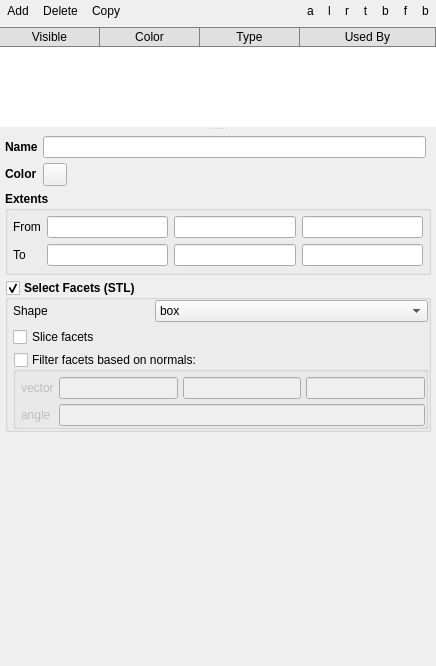
This is mfixgui/uifiles/regions.ui in truongd8593/mfix as Qt 5 draws it before an edit. The edited form follows.
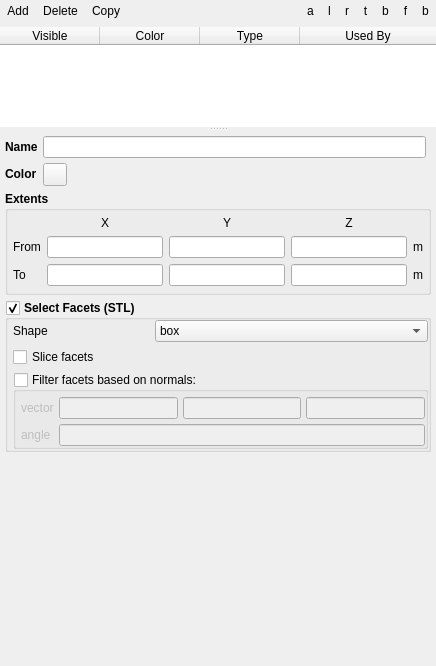
This is the edited form. Custom widgets are drawn as their Qt base class.

Commit message: changed filter loc on new, added tutorial thumbnails on help, add x,y,z to regions, updated tfm tutorial

Diff of the .ui file:
```diff
--- a/mfixgui/uifiles/regions.ui
+++ b/mfixgui/uifiles/regions.ui
@@ -227,36 +227,7 @@
           </size>
          </property>
          <property name="styleSheet">
-          <string notr="true">QTableView{
-  selection-background-color: #64B5F6;
-  selection-color: white;
-}
-
-QTableCornerButton::section{
-  border-style: none;
-  border: 1px solid grey;
-  background-color: #E0E0E0;
-}
-
-QHeaderView{
-  background-color: white;
-}
-
-QHeaderView::section{
-  background-color: #E0E0E0;
-  border-style: none;
-  border-right: 1px solid grey;
-  border-bottom: 1px solid grey;
-}
-
-QHeaderView::section:horizontal{
-  border-top: 1px solid grey;
-}
-
-QHeaderView::section:vertical{
-  border-left: 1px solid grey;
-  border-bottom: 1px solid grey;
-}</string>
+          <string notr="true"/>
          </property>
          <property name="frameShape">
           <enum>QFrame::NoFrame</enum>
@@ -604,7 +575,7 @@
              <property name="bottomMargin">
               <number>6</number>
              </property>
-             <item row="0" column="0">
+             <item row="1" column="0">
               <widget class="QLabel" name="label_32">
                <property name="sizePolicy">
                 <sizepolicy hsizetype="Preferred" vsizetype="Fixed">
@@ -623,7 +594,7 @@
                </property>
               </widget>
              </item>
-             <item row="0" column="1">
+             <item row="1" column="1">
               <widget class="LineEdit" name="lineedit_regions_from_x">
                <property name="font">
                 <font>
@@ -633,7 +604,7 @@
                </property>
               </widget>
              </item>
-             <item row="0" column="2">
+             <item row="1" column="2">
               <widget class="LineEdit" name="lineedit_regions_from_y">
                <property name="font">
                 <font>
@@ -643,7 +614,7 @@
                </property>
               </widget>
              </item>
-             <item row="0" column="3">
+             <item row="1" column="3">
               <widget class="LineEdit" name="lineedit_regions_from_z">
                <property name="font">
                 <font>
@@ -653,7 +624,7 @@
                </property>
               </widget>
              </item>
-             <item row="1" column="0">
+             <item row="2" column="0">
               <widget class="QLabel" name="label_33">
                <property name="sizePolicy">
                 <sizepolicy hsizetype="Preferred" vsizetype="Fixed">
@@ -672,7 +643,7 @@
                </property>
               </widget>
              </item>
-             <item row="1" column="1">
+             <item row="2" column="1">
               <widget class="LineEdit" name="lineedit_regions_to_x">
                <property name="font">
                 <font>
@@ -682,7 +653,23 @@
                </property>
               </widget>
              </item>
-             <item row="1" column="2">
+             <item row="0" column="1">
+              <widget class="QLabel" name="label_5">
+               <property name="font">
+                <font>
+                 <weight>50</weight>
+                 <bold>false</bold>
+                </font>
+               </property>
+               <property name="text">
+                <string>X</string>
+               </property>
+               <property name="alignment">
+                <set>Qt::AlignCenter</set>
+               </property>
+              </widget>
+             </item>
+             <item row="2" column="2">
               <widget class="LineEdit" name="lineedit_regions_to_y">
                <property name="font">
                 <font>
@@ -692,7 +679,7 @@
                </property>
               </widget>
              </item>
-             <item row="1" column="3">
+             <item row="2" column="3">
               <widget class="LineEdit" name="lineedit_regions_to_z">
                <property name="font">
                 <font>
@@ -702,6 +689,64 @@
                </property>
               </widget>
              </item>
+             <item row="0" column="2">
+              <widget class="QLabel" name="label_6">
+               <property name="font">
+                <font>
+                 <weight>50</weight>
+                 <bold>false</bold>
+                </font>
+               </property>
+               <property name="text">
+                <string>Y</string>
+               </property>
+               <property name="alignment">
+                <set>Qt::AlignCenter</set>
+               </property>
+              </widget>
+             </item>
+             <item row="0" column="3">
+              <widget class="QLabel" name="label_7">
+               <property name="font">
+                <font>
+                 <weight>50</weight>
+                 <bold>false</bold>
+                </font>
+               </property>
+               <property name="text">
+                <string>Z</string>
+               </property>
+               <property name="alignment">
+                <set>Qt::AlignCenter</set>
+               </property>
+              </widget>
+             </item>
+             <item row="1" column="4">
+              <widget class="QLabel" name="label_8">
+               <property name="font">
+                <font>
+                 <weight>50</weight>
+                 <bold>false</bold>
+                </font>
+               </property>
+               <property name="text">
+                <string>m</string>
+               </property>
+              </widget>
+             </item>
+             <item row="2" column="4">
+              <widget class="QLabel" name="label_9">
+               <property name="font">
+                <font>
+                 <weight>50</weight>
+                 <bold>false</bold>
+                </font>
+               </property>
+               <property name="text">
+                <string>m</string>
+               </property>
+              </widget>
+             </item>
             </layout>
            </widget>
           </item>
```
Left out of the diff: 33 changed lines with no effect on the pictures. The commit also changes 8 other files.
